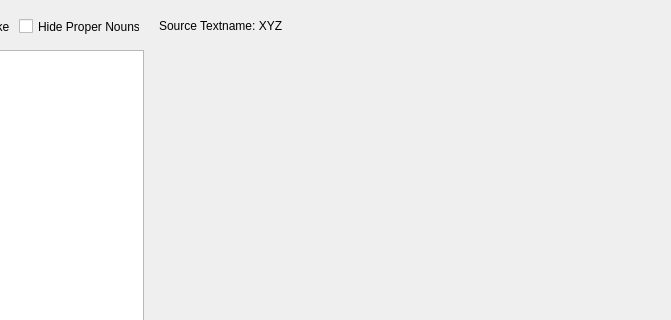
The window that Linker.ui (rmlockwood/FLExTrans) describes before a commit, drawn with Qt 5; both pictures show x 701 to 1372 and y 0 to 320 of the 1372 by 701 pixel window.
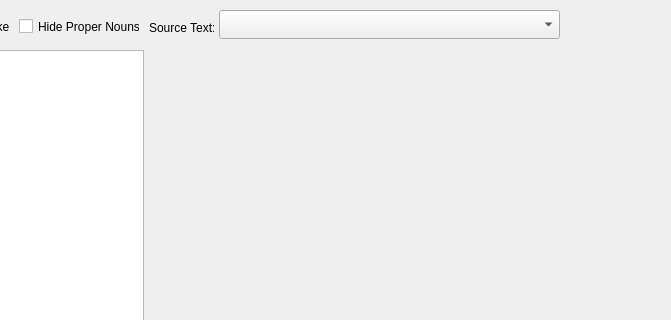
The same window after the commit.

Commit message: Fixes #252. The user can choose a different source text

```diff
--- a/Linker.ui
+++ b/Linker.ui
@@ -140,17 +140,35 @@
      <string>Type the beginning of an entry, then double-click in the Target Head Word column for the desired row to link to it.</string>
     </property>
    </widget>
-   <widget class="QLabel" name="sourceTextNameLabel">
+   <widget class="QComboBox" name="SourceTextCombo">
     <property name="geometry">
      <rect>
-      <x>860</x>
+      <x>920</x>
+      <y>10</y>
+      <width>341</width>
+      <height>29</height>
+     </rect>
+    </property>
+    <property name="font">
+     <font>
+      <pointsize>9</pointsize>
+     </font>
+    </property>
+    <property name="maxVisibleItems">
+     <number>30</number>
+    </property>
+   </widget>
+   <widget class="QLabel" name="label_4">
+    <property name="geometry">
+     <rect>
+      <x>850</x>
       <y>16</y>
-      <width>501</width>
-      <height>20</height>
+      <width>65</width>
+      <height>23</height>
      </rect>
     </property>
     <property name="text">
-     <string>Source Textname: XYZ</string>
+     <string>Source Text:</string>
     </property>
    </widget>
   </widget>
```
The commit also changes 2 other files.
